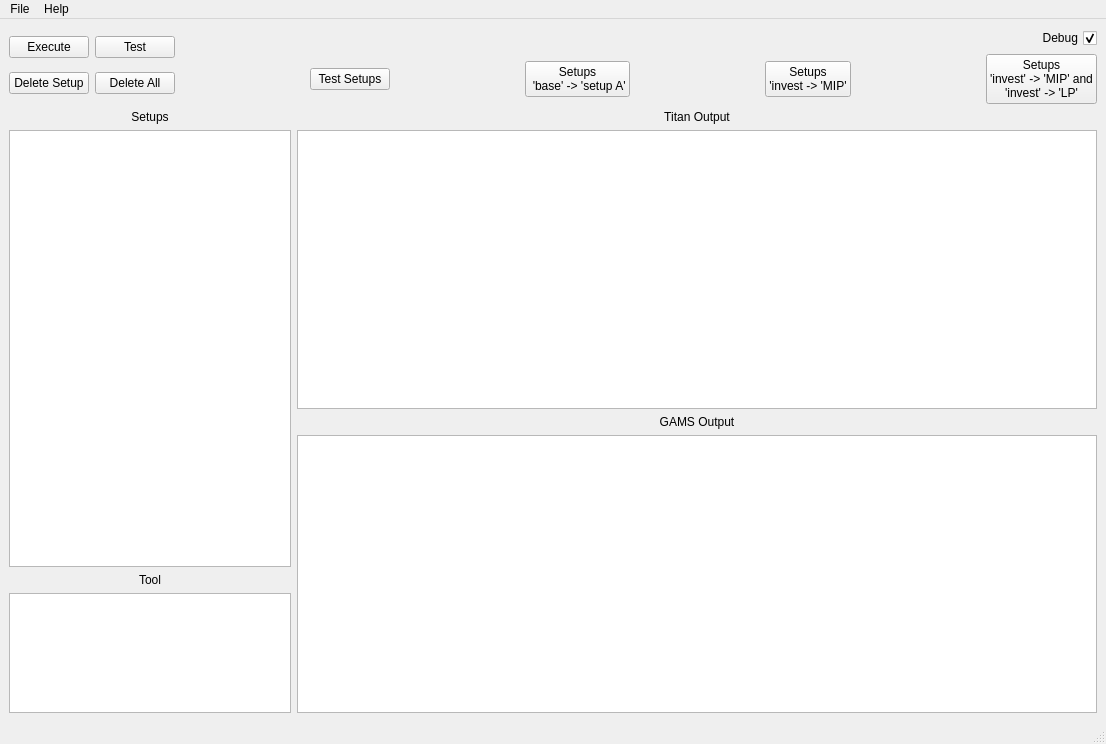
Qt form titan/ui/main.ui (Fijishi-Enterprises/GENO-Energy-Optimization) before a commit.
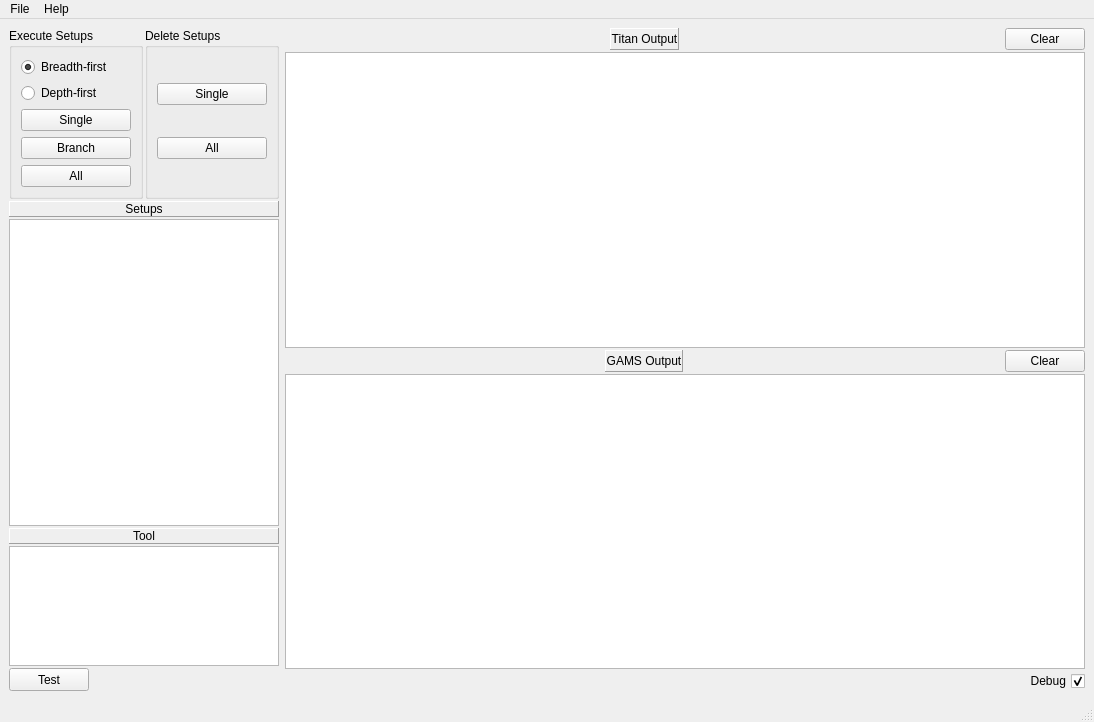
The same form after that commit.

Commit message:
More options for Setup execution & redesigned GUI
New Features:
-Single Setup execution
-Titan creates titan.conf configuration file automatically at startup
-Removed dummy Setup creation buttons from GUI
-Added execute Single, Branch & All buttons to GUI

```diff
--- a/titan/ui/main.ui
+++ b/titan/ui/main.ui
@@ -6,8 +6,8 @@
    <rect>
     <x>0</x>
     <y>0</y>
-    <width>1106</width>
-    <height>744</height>
+    <width>1094</width>
+    <height>722</height>
    </rect>
   </property>
   <property name="minimumSize">
@@ -20,132 +20,318 @@
    <string>Sceleton Titan</string>
   </property>
   <widget class="QWidget" name="centralwidget">
-   <layout class="QGridLayout" name="gridLayout_3">
-    <item row="0" column="0" colspan="2">
-     <layout class="QGridLayout" name="gridLayout">
-      <item row="1" column="7">
-       <spacer name="horizontalSpacer_5">
-        <property name="orientation">
-         <enum>Qt::Horizontal</enum>
+   <layout class="QGridLayout" name="gridLayout">
+    <item row="0" column="0">
+     <layout class="QVBoxLayout" name="verticalLayout_4">
+      <property name="spacing">
+       <number>2</number>
+      </property>
+      <item>
+       <layout class="QHBoxLayout" name="horizontalLayout">
+        <item>
+         <widget class="QGroupBox" name="groupBox_2">
+          <property name="title">
+           <string>Execute Setups</string>
+          </property>
+          <layout class="QVBoxLayout" name="verticalLayout_3">
+           <item>
+            <widget class="QRadioButton" name="radioButton">
+             <property name="toolTip">
+              <string>&lt;html&gt;&lt;head/&gt;&lt;body&gt;&lt;p&gt;Breadth-first tree traversal algorithm. Determines the order of executed Setups when executing All Setups in the project.&lt;/p&gt;&lt;/body&gt;&lt;/html&gt;</string>
+             </property>
+             <property name="text">
+              <string>Breadth-first</string>
+             </property>
+             <property name="checked">
+              <bool>true</bool>
+             </property>
+            </widget>
+           </item>
+           <item>
+            <widget class="QRadioButton" name="radioButton_2">
+             <property name="toolTip">
+              <string>&lt;html&gt;&lt;head/&gt;&lt;body&gt;&lt;p&gt;Depth-first tree traversal algorithm. Determines the order of executed Setups when executing All Setups in the project. [Not Implemented]&lt;/p&gt;&lt;/body&gt;&lt;/html&gt;</string>
+             </property>
+             <property name="text">
+              <string>Depth-first</string>
+             </property>
+            </widget>
+           </item>
+           <item>
+            <widget class="QPushButton" name="pushButton_execute_single">
+             <property name="toolTip">
+              <string>&lt;html&gt;&lt;head/&gt;&lt;body&gt;&lt;p&gt;Executes only the selected Setup.&lt;/p&gt;&lt;/body&gt;&lt;/html&gt;</string>
+             </property>
+             <property name="text">
+              <string>Single</string>
+             </property>
+            </widget>
+           </item>
+           <item>
+            <widget class="QPushButton" name="pushButton_execute_branch">
+             <property name="toolTip">
+              <string>&lt;html&gt;&lt;head/&gt;&lt;body&gt;&lt;p&gt;Execute selected Setup and its parents. Execution starts from selected Setups' base Setup and traverses from the base until the selected Setup.&lt;/p&gt;&lt;/body&gt;&lt;/html&gt;</string>
+             </property>
+             <property name="text">
+              <string>Branch</string>
+             </property>
+            </widget>
+           </item>
+           <item>
+            <widget class="QPushButton" name="pushButton_execute_all">
+             <property name="toolTip">
+              <string>&lt;html&gt;&lt;head/&gt;&lt;body&gt;&lt;p&gt;Execute all Setups in the project by using the selected tree traversal algorithm.&lt;/p&gt;&lt;/body&gt;&lt;/html&gt;</string>
+             </property>
+             <property name="text">
+              <string>All</string>
+             </property>
+            </widget>
+           </item>
+          </layout>
+         </widget>
+        </item>
+        <item>
+         <widget class="QGroupBox" name="groupBox">
+          <property name="title">
+           <string>Delete Setups</string>
+          </property>
+          <layout class="QVBoxLayout" name="verticalLayout_2">
+           <item>
+            <widget class="QPushButton" name="pushButton_delete_setup">
+             <property name="toolTip">
+              <string>&lt;html&gt;&lt;head/&gt;&lt;body&gt;&lt;p&gt;Delete selected Setup and all of it's children&lt;/p&gt;&lt;/body&gt;&lt;/html&gt;</string>
+             </property>
+             <property name="text">
+              <string>Single</string>
+             </property>
+            </widget>
+           </item>
+           <item>
+            <widget class="QPushButton" name="pushButton_delete_all">
+             <property name="toolTip">
+              <string>&lt;html&gt;&lt;head/&gt;&lt;body&gt;&lt;p&gt;Delete all Setups in the project&lt;/p&gt;&lt;/body&gt;&lt;/html&gt;</string>
+             </property>
+             <property name="text">
+              <string>All</string>
+             </property>
+            </widget>
+           </item>
+          </layout>
+         </widget>
+        </item>
+       </layout>
+      </item>
+      <item>
+       <widget class="QLabel" name="label_4">
+        <property name="frameShape">
+         <enum>QFrame::Panel</enum>
         </property>
-        <property name="sizeHint" stdset="0">
-         <size>
-          <width>40</width>
-          <height>20</height>
-         </size>
+        <property name="frameShadow">
+         <enum>QFrame::Raised</enum>
         </property>
-       </spacer>
-      </item>
-      <item row="1" column="3">
-       <spacer name="horizontalSpacer_3">
-        <property name="orientation">
-         <enum>Qt::Horizontal</enum>
+        <property name="text">
+         <string>Setups</string>
         </property>
-        <property name="sizeHint" stdset="0">
-         <size>
-          <width>40</width>
-          <height>20</height>
-         </size>
+        <property name="alignment">
+         <set>Qt::AlignCenter</set>
         </property>
-       </spacer>
+       </widget>
       </item>
-      <item row="1" column="5">
-       <spacer name="horizontalSpacer_4">
-        <property name="orientation">
-         <enum>Qt::Horizontal</enum>
+      <item>
+       <widget class="QTreeView" name="treeView_setups">
+        <property name="contextMenuPolicy">
+         <enum>Qt::CustomContextMenu</enum>
         </property>
-        <property name="sizeHint" stdset="0">
-         <size>
-          <width>40</width>
-          <height>20</height>
-         </size>
-        </property>
-       </spacer>
+       </widget>
       </item>
-      <item row="1" column="1">
-       <spacer name="horizontalSpacer">
-        <property name="orientation">
-         <enum>Qt::Horizontal</enum>
+      <item>
+       <widget class="QLabel" name="label_3">
+        <property name="frameShape">
+         <enum>QFrame::Panel</enum>
         </property>
-        <property name="sizeHint" stdset="0">
-         <size>
-          <width>40</width>
-          <height>20</height>
-         </size>
+        <property name="frameShadow">
+         <enum>QFrame::Raised</enum>
         </property>
-       </spacer>
-      </item>
-      <item row="1" column="2">
-       <widget class="QPushButton" name="pushButton_create_test_setups">
         <property name="text">
-         <string>Test Setups</string>
+         <string>Tool</string>
         </property>
-       </widget>
-      </item>
-      <item row="1" column="8">
-       <widget class="QPushButton" name="pushButton_create_setups_3">
-        <property name="text">
-         <string>Setups
-'invest' -&gt; 'MIP' and
-'invest' -&gt; 'LP'</string>
+        <property name="alignment">
+         <set>Qt::AlignCenter</set>
         </property>
        </widget>
       </item>
-      <item row="1" column="4">
-       <widget class="QPushButton" name="pushButton_create_setups_1">
-        <property name="text">
-         <string>Setups 
- 'base' -&gt; 'setup A'</string>
+      <item>
+       <widget class="QListView" name="listView_tools">
+        <property name="maximumSize">
+         <size>
+          <width>16777215</width>
+          <height>120</height>
+         </size>
         </property>
        </widget>
       </item>
-      <item row="1" column="6">
-       <widget class="QPushButton" name="pushButton_create_setups_2">
+      <item>
+       <widget class="QPushButton" name="pushButton_test">
+        <property name="sizePolicy">
+         <sizepolicy hsizetype="Fixed" vsizetype="Fixed">
+          <horstretch>0</horstretch>
+          <verstretch>0</verstretch>
+         </sizepolicy>
+        </property>
+        <property name="minimumSize">
+         <size>
+          <width>75</width>
+          <height>23</height>
+         </size>
+        </property>
         <property name="text">
-         <string>Setups
-'invest -&gt; 'MIP'</string>
+         <string>Test</string>
         </property>
        </widget>
       </item>
-      <item row="0" column="0" rowspan="2">
-       <layout class="QGridLayout" name="gridLayout_2">
-        <item row="2" column="2">
-         <widget class="QPushButton" name="pushButton_delete_all">
-          <property name="toolTip">
-           <string>&lt;html&gt;&lt;head/&gt;&lt;body&gt;&lt;p&gt;Delete all Setups in the project&lt;/p&gt;&lt;/body&gt;&lt;/html&gt;</string>
+     </layout>
+    </item>
+    <item row="0" column="1">
+     <layout class="QVBoxLayout" name="verticalLayout">
+      <property name="spacing">
+       <number>2</number>
+      </property>
+      <item>
+       <layout class="QHBoxLayout" name="horizontalLayout_2">
+        <item>
+         <spacer name="horizontalSpacer_2">
+          <property name="orientation">
+           <enum>Qt::Horizontal</enum>
           </property>
+          <property name="sizeHint" stdset="0">
+           <size>
+            <width>40</width>
+            <height>20</height>
+           </size>
+          </property>
+         </spacer>
+        </item>
+        <item>
+         <widget class="QLabel" name="label">
+          <property name="frameShape">
+           <enum>QFrame::Panel</enum>
+          </property>
+          <property name="frameShadow">
+           <enum>QFrame::Raised</enum>
+          </property>
+          <property name="lineWidth">
+           <number>1</number>
+          </property>
           <property name="text">
-           <string>Delete All</string>
+           <string>Titan Output</string>
           </property>
+          <property name="alignment">
+           <set>Qt::AlignCenter</set>
+          </property>
+          <property name="margin">
+           <number>3</number>
+          </property>
          </widget>
         </item>
-        <item row="1" column="1">
-         <widget class="QPushButton" name="pushButton_execute">
+        <item>
+         <spacer name="horizontalSpacer">
+          <property name="orientation">
+           <enum>Qt::Horizontal</enum>
+          </property>
+          <property name="sizeHint" stdset="0">
+           <size>
+            <width>40</width>
+            <height>20</height>
+           </size>
+          </property>
+         </spacer>
+        </item>
+        <item>
+         <widget class="QPushButton" name="pushButton_clear_titan_output">
           <property name="text">
-           <string>Execute</string>
+           <string>Clear</string>
           </property>
          </widget>
         </item>
-        <item row="2" column="1">
-         <widget class="QPushButton" name="pushButton_delete_setup">
-          <property name="toolTip">
-           <string>&lt;html&gt;&lt;head/&gt;&lt;body&gt;&lt;p&gt;Delete selected Setup and all of it's children&lt;/p&gt;&lt;/body&gt;&lt;/html&gt;</string>
+       </layout>
+      </item>
+      <item>
+       <widget class="QTextBrowser" name="textBrowser_main">
+        <property name="minimumSize">
+         <size>
+          <width>800</width>
+          <height>0</height>
+         </size>
+        </property>
+       </widget>
+      </item>
+      <item>
+       <layout class="QHBoxLayout" name="horizontalLayout_3">
+        <item>
+         <spacer name="horizontalSpacer_3">
+          <property name="orientation">
+           <enum>Qt::Horizontal</enum>
           </property>
+          <property name="sizeHint" stdset="0">
+           <size>
+            <width>40</width>
+            <height>20</height>
+           </size>
+          </property>
+         </spacer>
+        </item>
+        <item>
+         <widget class="QLabel" name="label_5">
+          <property name="frameShape">
+           <enum>QFrame::Panel</enum>
+          </property>
+          <property name="frameShadow">
+           <enum>QFrame::Raised</enum>
+          </property>
           <property name="text">
-           <string>Delete Setup</string>
+           <string>GAMS Output</string>
           </property>
+          <property name="alignment">
+           <set>Qt::AlignCenter</set>
+          </property>
+          <property name="margin">
+           <number>3</number>
+          </property>
          </widget>
         </item>
-        <item row="1" column="2">
-         <widget class="QPushButton" name="pushButton_test">
+        <item>
+         <spacer name="horizontalSpacer_4">
+          <property name="orientation">
+           <enum>Qt::Horizontal</enum>
+          </property>
+          <property name="sizeHint" stdset="0">
+           <size>
+            <width>40</width>
+            <height>20</height>
+           </size>
+          </property>
+         </spacer>
+        </item>
+        <item>
+         <widget class="QPushButton" name="pushButton_clear_gams_output">
           <property name="text">
-           <string>Test</string>
+           <string>Clear</string>
           </property>
          </widget>
         </item>
        </layout>
       </item>
-      <item row="0" column="8">
+      <item>
+       <widget class="QTextBrowser" name="textBrowser_process_output">
+        <property name="minimumSize">
+         <size>
+          <width>800</width>
+          <height>0</height>
+         </size>
+        </property>
+       </widget>
+      </item>
+      <item>
        <widget class="QCheckBox" name="checkBox_debug">
         <property name="toolTip">
          <string>&lt;html&gt;&lt;head/&gt;&lt;body&gt;&lt;p&gt;Switch logging verbosity&lt;/p&gt;&lt;/body&gt;&lt;/html&gt;</string>
@@ -163,95 +349,6 @@
       </item>
      </layout>
     </item>
-    <item row="1" column="0">
-     <layout class="QHBoxLayout" name="horizontalLayout">
-      <item>
-       <layout class="QVBoxLayout" name="verticalLayout_2">
-        <item>
-         <widget class="QLabel" name="label_4">
-          <property name="text">
-           <string>Setups</string>
-          </property>
-          <property name="alignment">
-           <set>Qt::AlignCenter</set>
-          </property>
-         </widget>
-        </item>
-        <item>
-         <widget class="QTreeView" name="treeView_setups">
-          <property name="contextMenuPolicy">
-           <enum>Qt::CustomContextMenu</enum>
-          </property>
-         </widget>
-        </item>
-        <item>
-         <widget class="QLabel" name="label_3">
-          <property name="text">
-           <string>Tool</string>
-          </property>
-          <property name="alignment">
-           <set>Qt::AlignCenter</set>
-          </property>
-         </widget>
-        </item>
-        <item>
-         <widget class="QListView" name="listView_tools">
-          <property name="maximumSize">
-           <size>
-            <width>16777215</width>
-            <height>120</height>
-           </size>
-          </property>
-         </widget>
-        </item>
-       </layout>
-      </item>
-     </layout>
-    </item>
-    <item row="1" column="1">
-     <layout class="QVBoxLayout" name="verticalLayout">
-      <item>
-       <widget class="QLabel" name="label">
-        <property name="text">
-         <string>Titan Output</string>
-        </property>
-        <property name="alignment">
-         <set>Qt::AlignCenter</set>
-        </property>
-       </widget>
-      </item>
-      <item>
-       <widget class="QTextBrowser" name="textBrowser_main">
-        <property name="minimumSize">
-         <size>
-          <width>800</width>
-          <height>0</height>
-         </size>
-        </property>
-       </widget>
-      </item>
-      <item>
-       <widget class="QLabel" name="label_2">
-        <property name="text">
-         <string>GAMS Output</string>
-        </property>
-        <property name="alignment">
-         <set>Qt::AlignCenter</set>
-        </property>
-       </widget>
-      </item>
-      <item>
-       <widget class="QTextBrowser" name="textBrowser_process_output">
-        <property name="minimumSize">
-         <size>
-          <width>800</width>
-          <height>0</height>
-         </size>
-        </property>
-       </widget>
-      </item>
-     </layout>
-    </item>
    </layout>
   </widget>
   <widget class="QMenuBar" name="menubar">
@@ -259,7 +356,7 @@
     <rect>
      <x>0</x>
      <y>0</y>
-     <width>1106</width>
+     <width>1094</width>
      <height>21</height>
     </rect>
    </property>
```
Left out of the diff: 13 changed lines with no effect on the pictures. The commit also changes 3 other files.
